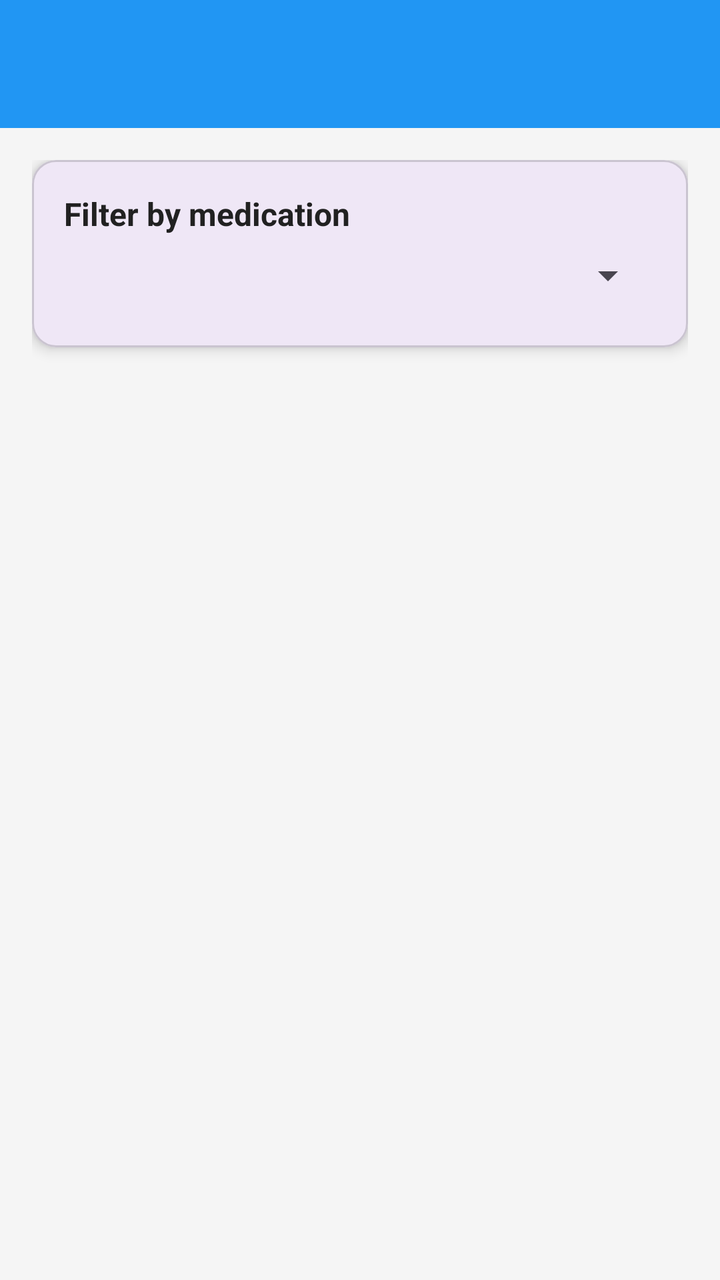
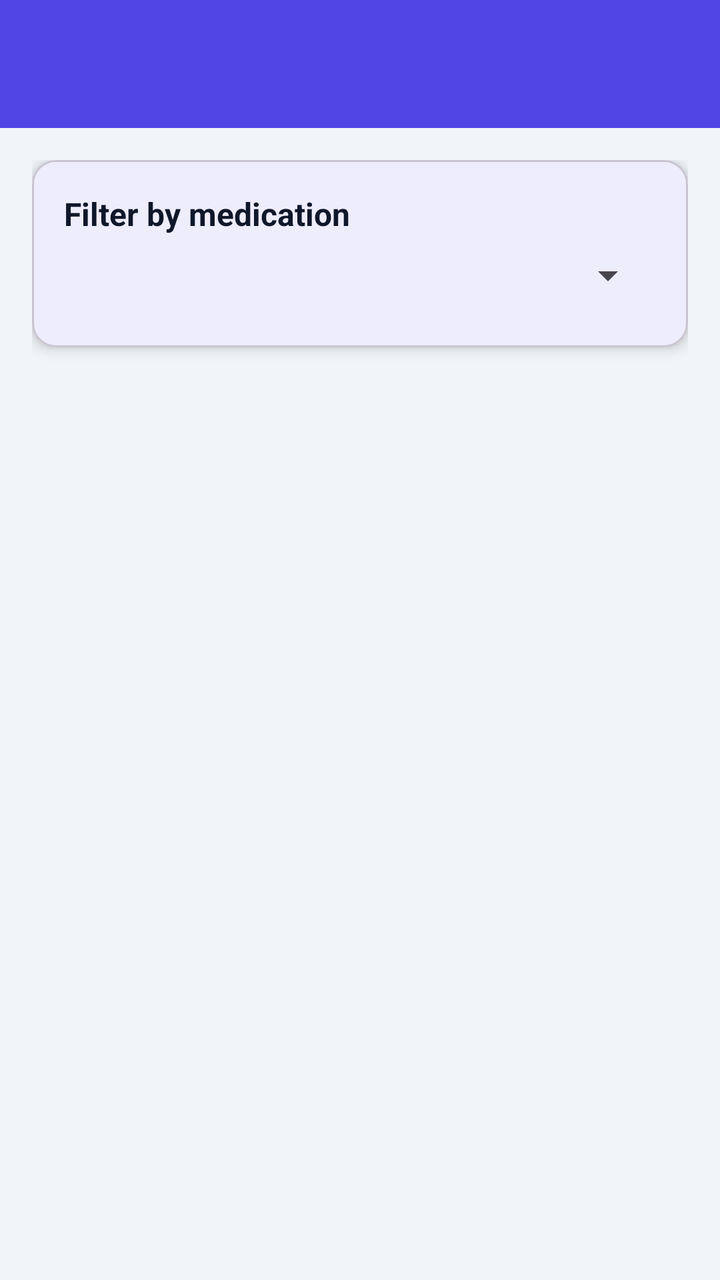

Before-and-after screenshots of an Android layout around one commit, followed by the original layout XML and the change that was made.
<!-- AndroidManifest.xml: activity theme Theme.DoseBuddy -->
<!-- res/layout/activity_medication_history.xml -->
<?xml version="1.0" encoding="utf-8"?>
<LinearLayout xmlns:android="http://schemas.android.com/apk/res/android"
    xmlns:app="http://schemas.android.com/apk/res-auto"
    android:layout_width="match_parent"
    android:layout_height="match_parent"
    android:orientation="vertical"
    android:background="@color/background_light">

    
    <androidx.appcompat.widget.Toolbar
        android:id="@+id/toolbar"
        android:layout_width="match_parent"
        android:layout_height="?attr/actionBarSize"
        android:background="@color/primary"
        android:theme="@style/ThemeOverlay.AppCompat.Dark.ActionBar"
        app:popupTheme="@style/ThemeOverlay.AppCompat.Light" />

    
    <ScrollView
        android:layout_width="match_parent"
        android:layout_height="match_parent"
        android:fillViewport="true">

        <LinearLayout
            android:layout_width="match_parent"
            android:layout_height="wrap_content"
            android:orientation="vertical"
            android:padding="16dp">

            
            <com.google.android.material.card.MaterialCardView
                android:layout_width="match_parent"
                android:layout_height="wrap_content"
                android:layout_marginBottom="16dp"
                app:cardCornerRadius="12dp"
                app:cardElevation="4dp">

                <LinearLayout
                    android:layout_width="match_parent"
                    android:layout_height="wrap_content"
                    android:orientation="vertical"
                    android:padding="16dp">

                    <TextView
                        android:layout_width="wrap_content"
                        android:layout_height="wrap_content"
                        android:text="@string/filter_by_medication"
                        android:textSize="16sp"
                        android:textStyle="bold"
                        android:textColor="@color/text_primary"
                        android:layout_marginBottom="8dp" />

                    <Spinner
                        android:id="@+id/spinner_medication_filter"
                        android:layout_width="match_parent"
                        android:layout_height="wrap_content"
                        android:layout_marginBottom="8dp" />

                    
                    <TextView
                        android:id="@+id/tv_adherence_stats"
                        android:layout_width="match_parent"
                        android:layout_height="wrap_content"
                        android:textSize="14sp"
                        android:textColor="@color/text_secondary"
                        android:background="@drawable/background_stats"
                        android:padding="12dp"
                        android:visibility="gone"
                        android:text="Doses taken: 15 of 20\n75% adherence" />

                </LinearLayout>

            </com.google.android.material.card.MaterialCardView>

            
            <androidx.recyclerview.widget.RecyclerView
                android:id="@+id/rv_history"
                android:layout_width="match_parent"
                android:layout_height="wrap_content"
                android:nestedScrollingEnabled="false" />

            
            <LinearLayout
                android:id="@+id/ll_empty_state"
                android:layout_width="match_parent"
                android:layout_height="wrap_content"
                android:orientation="vertical"
                android:gravity="center"
                android:padding="32dp"
                android:visibility="gone">

                <ImageView
                    android:layout_width="80dp"
                    android:layout_height="80dp"
                    android:src="@drawable/ic_history_empty"
                    android:layout_marginBottom="16dp"
                    android:alpha="0.5" />

                <TextView
                    android:id="@+id/tv_empty_message"
                    android:layout_width="wrap_content"
                    android:layout_height="wrap_content"
                    android:text="@string/no_history_yet"
                    android:textSize="18sp"
                    android:textStyle="bold"
                    android:textColor="@color/text_primary"
                    android:layout_marginBottom="8dp" />

                <TextView
                    android:layout_width="wrap_content"
                    android:layout_height="wrap_content"
                    android:text="@string/start_taking_medication"
                    android:textSize="14sp"
                    android:textColor="@color/text_secondary"
                    android:gravity="center" />

            </LinearLayout>

        </LinearLayout>

    </ScrollView>

</LinearLayout>
<!-- resources referenced by this layout -->
<resources>
  <color name="background_light">#F5F5F5</color>
  <color name="primary">#2196F3</color>
  <color name="text_primary">#212121</color>
  <color name="text_secondary">#757575</color>
  <!-- drawable background_stats (drawable) -->
  <?xml version="1.0" encoding="utf-8"?>
  <shape xmlns:android="http://schemas.android.com/apk/res/android"
      android:shape="rectangle">
      
      <solid android:color="@color/background_light" />
      <corners android:radius="8dp" />
      <stroke 
          android:width="1dp"
          android:color="@color/border_light" />
      
  </shape>
  <!-- drawable ic_history_empty: png bitmap (drawable, 11848 bytes) -->
  <string name="filter_by_medication">Filter by medication</string>
  <string name="no_history_yet">No medication history yet</string>
  <string name="start_taking_medication">Start taking your medication to see history here</string>
  <style name="Theme.DoseBuddy" parent="Base.Theme.DoseBuddy" />
  <color name="border_light">#E0E0E0</color>
  <style name="Base.Theme.DoseBuddy" parent="Theme.Material3.DayNight.NoActionBar">
          
          
      </style>
</resources>

<!-- the commit's change to res/layout/activity_medication_history.xml (unified diff, before → after) -->
@@ -4,14 +4,14 @@
     android:layout_width="match_parent"
     android:layout_height="match_parent"
     android:orientation="vertical"
-    android:background="@color/background_light">
+    android:background="?attr/colorSurfaceVariant">
 
     
     <androidx.appcompat.widget.Toolbar
         android:id="@+id/toolbar"
         android:layout_width="match_parent"
         android:layout_height="?attr/actionBarSize"
-        android:background="@color/primary"
+        android:background="?attr/colorPrimary"
         android:theme="@style/ThemeOverlay.AppCompat.Dark.ActionBar"
         app:popupTheme="@style/ThemeOverlay.AppCompat.Light" />
 
@@ -47,7 +47,7 @@
                         android:text="@string/filter_by_medication"
                         android:textSize="16sp"
                         android:textStyle="bold"
-                        android:textColor="@color/text_primary"
+                        android:textColor="?attr/colorOnSurface"
                         android:layout_marginBottom="8dp" />
 
                     <Spinner
@@ -62,7 +62,7 @@
                         android:layout_width="match_parent"
                         android:layout_height="wrap_content"
                         android:textSize="14sp"
-                        android:textColor="@color/text_secondary"
+                        android:textColor="?attr/colorOnSurfaceVariant"
                         android:background="@drawable/background_stats"
                         android:padding="12dp"
                         android:visibility="gone"
<!-- resource entries referenced after the edit -->
@@ -1,9 +1,8 @@
 <!-- resources referenced by this layout -->
 <resources>
-  <color name="background_light">#F5F5F5</color>
-  <color name="primary">#2196F3</color>
-  <color name="text_primary">#212121</color>
-  <color name="text_secondary">#757575</color>
+  <color name="background_light">#F8FAFC</color>
+  <color name="text_primary">#0F172A</color>
+  <color name="text_secondary">#475569</color>
   <!-- drawable background_stats (drawable) -->
   <?xml version="1.0" encoding="utf-8"?>
   <shape xmlns:android="http://schemas.android.com/apk/res/android"
@@ -21,10 +20,53 @@
   <string name="no_history_yet">No medication history yet</string>
   <string name="start_taking_medication">Start taking your medication to see history here</string>
   <style name="Theme.DoseBuddy" parent="Base.Theme.DoseBuddy" />
-  <color name="border_light">#E0E0E0</color>
+  <color name="border_light">#E2E8F0</color>
   <style name="Base.Theme.DoseBuddy" parent="Theme.Material3.DayNight.NoActionBar">
           
+          <item name="colorPrimary">@color/md_theme_light_primary</item>
+          <item name="colorOnPrimary">@color/md_theme_light_onPrimary</item>
+          <item name="colorPrimaryContainer">@color/md_theme_light_primaryContainer</item>
+          <item name="colorOnPrimaryContainer">@color/md_theme_light_onPrimaryContainer</item>
+  
+          <item name="colorSecondary">@color/md_theme_light_secondary</item>
+          <item name="colorOnSecondary">@color/md_theme_light_onSecondary</item>
+          <item name="colorSecondaryContainer">@color/md_theme_light_secondaryContainer</item>
+          <item name="colorOnSecondaryContainer">@color/md_theme_light_onSecondaryContainer</item>
+  
+          <item name="colorTertiary">@color/md_theme_light_tertiary</item>
+          <item name="colorOnTertiary">@color/md_theme_light_onTertiary</item>
+  
+          <item name="colorError">@color/md_theme_light_error</item>
+          <item name="colorOnError">@color/md_theme_light_onError</item>
+  
+          <item name="android:windowBackground">@color/md_theme_light_background</item>
+          <item name="colorSurface">@color/md_theme_light_surface</item>
+          <item name="colorOnSurface">@color/md_theme_light_onSurface</item>
+          <item name="colorSurfaceVariant">@color/md_theme_light_surfaceVariant</item>
+          <item name="colorOnSurfaceVariant">@color/md_theme_light_onSurfaceVariant</item>
+          <item name="colorOutline">@color/md_theme_light_outline</item>
+  
           
+          <item name="android:statusBarColor">?attr/colorPrimary</item>
+          <item name="android:windowLightStatusBar" tools:targetApi="m">false</item>
       </style>
+  <color name="md_theme_light_primary">#4F46E5</color>
+  <color name="md_theme_light_onPrimary">#FFFFFF</color>
+  <color name="md_theme_light_primaryContainer">#E0E7FF</color>
+  <color name="md_theme_light_onPrimaryContainer">#312E81</color>
+  <color name="md_theme_light_secondary">#0D9488</color>
+  <color name="md_theme_light_onSecondary">#FFFFFF</color>
+  <color name="md_theme_light_secondaryContainer">#CCFBF1</color>
+  <color name="md_theme_light_onSecondaryContainer">#134E4A</color>
+  <color name="md_theme_light_tertiary">#7C3AED</color>
+  <color name="md_theme_light_onTertiary">#FFFFFF</color>
+  <color name="md_theme_light_error">#EF4444</color>
+  <color name="md_theme_light_onError">#FFFFFF</color>
+  <color name="md_theme_light_background">#F8FAFC</color>
+  <color name="md_theme_light_surface">#FFFFFF</color>
+  <color name="md_theme_light_onSurface">#0F172A</color>
+  <color name="md_theme_light_surfaceVariant">#F1F5F9</color>
+  <color name="md_theme_light_onSurfaceVariant">#475569</color>
+  <color name="md_theme_light_outline">#CBD5E1</color>
 </resources>
 
